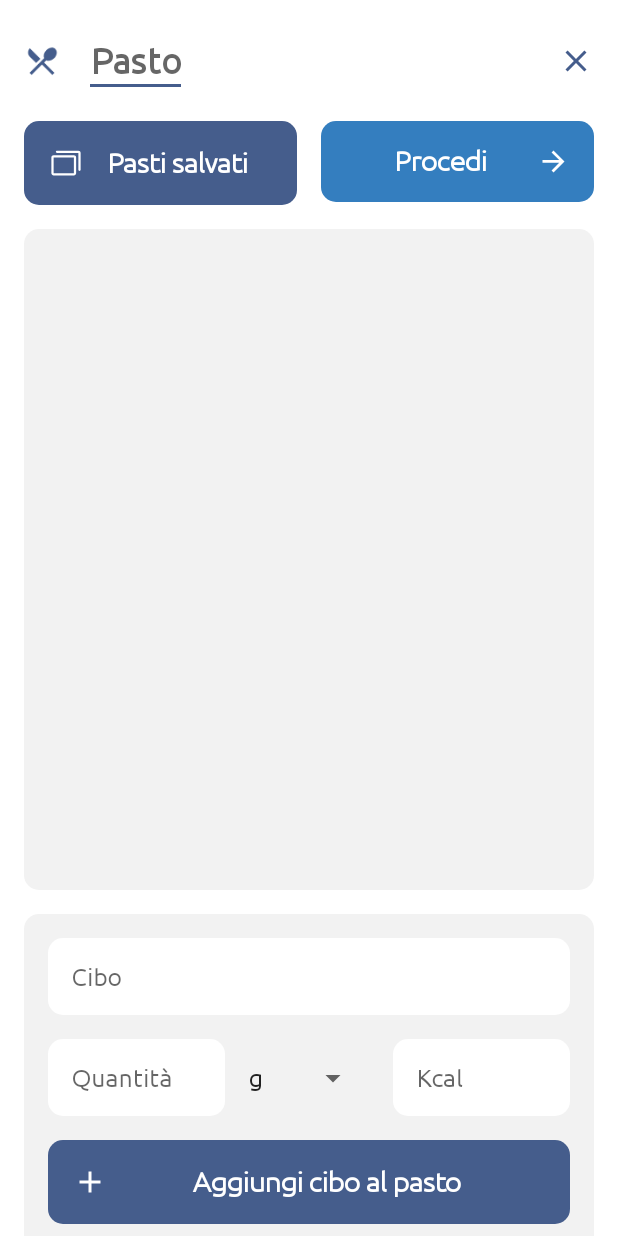
After one commit to davide-mod/HealthyPlus, an Android app: the fragment AddMealFragment shown on its own in the app's theme, on a phone screen of 412 x 824 dp. The commit adds this screen. Run offline under Robolectric (Android 15) with nearby library versions, the phone set to English and light mode, and no system bars.

Commit message:
Fixed many bugs and started AddMealFragment.kt

```diff
--- /dev/null
+++ b/app/src/main/java/com/modolo/healthyplus/mealplanner/AddMealFragment.kt
@@ -0,0 +1,62 @@
+package com.modolo.healthyplus.mealplanner
+
+import android.os.Bundle
+import android.view.LayoutInflater
+import android.view.View
+import android.view.ViewGroup
+import android.widget.EditText
+import android.widget.ImageView
+import android.widget.Spinner
+import android.widget.TextView
+import androidx.constraintlayout.widget.ConstraintLayout
+import androidx.fragment.app.Fragment
+import androidx.navigation.fragment.findNavController
+import androidx.recyclerview.widget.RecyclerView
+import com.google.android.material.textfield.TextInputEditText
+import com.modolo.healthyplus.MainActivity
+import com.modolo.healthyplus.R
+import com.modolo.healthyplus.mealplanner.food.Food
+import com.modolo.healthyplus.mealplanner.food.FoodAdapter
+
+class AddMealFragment: Fragment(), FoodAdapter.FoodListener {
+    override fun onCreateView(inflater: LayoutInflater, container: ViewGroup?,
+                              savedInstanceState: Bundle?): View {
+        val view = inflater.inflate(R.layout.mealplanner_frag_add, container, false)
+
+        val foodList = ArrayList<Food>()
+        val name = view.findViewById<EditText>(R.id.title)
+        val close = view.findViewById<ImageView>(R.id.close)
+        val savedMeals = view.findViewById<TextView>(R.id.btnSavedMeals)
+        val proceed = view.findViewById<TextView>(R.id.btnProceed)
+        val foodRecycler = view.findViewById<RecyclerView>(R.id.foodRecycler)
+        val inputFields = view.findViewById<ConstraintLayout>(R.id.inputLayout)
+        val foodName = inputFields.findViewById<TextInputEditText>(R.id.foodNameText)
+        val foodQuantity = inputFields.findViewById<TextInputEditText>(R.id.quantityText)
+        val udmSpinner = inputFields.findViewById<Spinner>(R.id.spinnerUdm)
+        val foodKcal = inputFields.findViewById<TextInputEditText>(R.id.kcalText)
+        val addFood = inputFields.findViewById<TextView>(R.id.addBtn)
+
+        addFood.setOnClickListener {
+            if(foodName.text.toString() != "") {
+                val nameTmp = foodName.text.toString()
+                val quantityTmp =
+                    if (foodQuantity.text.toString() != "") foodQuantity.text.toString()
+                        .toFloat() else 0.0F
+                val udmTmp = udmSpinner.selectedItem.toString()
+                val kcalTmp =
+                    if (foodKcal.text.toString() != "") foodKcal.text.toString().toFloat() else 0.0F
+                foodList.add(Food(nameTmp, quantityTmp, udmTmp, kcalTmp))
+            }
+        }
+
+        close.setOnClickListener {
+            findNavController().navigateUp()
+        }
+        return view
+    }
+
+
+    override fun onFoodListener(food: Food, position: Int, longpress: Boolean) {
+        TODO("Not yet implemented")
+    }
+}
--- a/app/src/main/java/com/modolo/healthyplus/mealplanner/EditMealFragment.kt
+++ b/app/src/main/java/com/modolo/healthyplus/mealplanner/EditMealFragment.kt
@@ -21,18 +21,20 @@ import com.modolo.healthyplus.signup.SignupFragment
 import java.time.LocalDate
 import java.time.LocalDateTime
 
-class EditMealFragment(private val meal: Meal?) : Fragment(), FoodAdapter.FoodListener {
+class EditMealFragment() : Fragment(), FoodAdapter.FoodListener {
 
-    constructor() : this(null)
-
+    lateinit var meal: Meal
     private var foodListTmp = ArrayList<Food>()
     lateinit var foodName: TextInputEditText
     lateinit var foodQuantity: TextInputEditText
     lateinit var udmSpinner: Spinner
     lateinit var foodRecycler: RecyclerView
     lateinit var foodKcal: TextInputEditText
-    override fun onCreateView(inflater: LayoutInflater, container: ViewGroup?,
-                              savedInstanceState: Bundle?): View {
+
+    override fun onCreateView(
+        inflater: LayoutInflater, container: ViewGroup?,
+        savedInstanceState: Bundle?
+    ): View {
         val view = inflater.inflate(R.layout.mealplanner_frag_edit, container, false)
         val name = view.findViewById<EditText>(R.id.title)
         val close = view.findViewById<ImageView>(R.id.close)
@@ -45,17 +47,17 @@ class EditMealFragment(private val meal: Meal?) : Fragment(), FoodAdapter.FoodLi
         udmSpinner = inputFields.findViewById(R.id.spinnerUdm)
         foodKcal = inputFields.findViewById(R.id.kcalText)
         val addFood = inputFields.findViewById<TextView>(R.id.addBtn)
-        if (meal != null) {
-            name.setText(meal.name)
-            foodListTmp = meal.foodList
-        }
+        foodListTmp = meal.foodList
         foodRecycler.adapter = FoodAdapter(foodListTmp, this, requireContext())
         addFood.setOnClickListener {
             if (foodName.text.toString() != "") {
                 val nameTmp = foodName.text.toString()
-                val quantityTmp = if (foodQuantity.text.toString() != "") foodQuantity.text.toString().toFloat() else 0.0F
+                val quantityTmp =
+                    if (foodQuantity.text.toString() != "") foodQuantity.text.toString()
+                        .toFloat() else 0.0F
                 val udmTmp = udmSpinner.selectedItem.toString()
-                val kcalTmp = if (foodKcal.text.toString() != "") foodKcal.text.toString().toFloat() else 0.0F
+                val kcalTmp =
+                    if (foodKcal.text.toString() != "") foodKcal.text.toString().toFloat() else 0.0F
                 foodListTmp.add(Food(nameTmp, quantityTmp, udmTmp, kcalTmp))
                 foodRecycler.adapter = FoodAdapter(foodListTmp, this, requireContext())
 
@@ -79,6 +81,21 @@ class EditMealFragment(private val meal: Meal?) : Fragment(), FoodAdapter.FoodLi
         return view
     }
 
+    override fun onCreate(savedInstanceState: Bundle?) {
+        super.onCreate(savedInstanceState)
+        arguments?.let {
+            val mealTmp = it.getSerializable("meal") as Meal
+            meal = Meal(
+                mealTmp.name,
+                mealTmp.foodList,
+                mealTmp.date,
+                mealTmp.ispreset,
+                mealTmp.isdone,
+                mealTmp.id
+            )
+        }
+    }
+
     override fun onFoodListener(food: Food, position: Int, longpress: Boolean) {
         foodName.setText(food.name)
         foodQuantity.setText(food.quantity.toString())
--- a/app/src/main/java/com/modolo/healthyplus/mealplanner/Meal.kt
+++ b/app/src/main/java/com/modolo/healthyplus/mealplanner/Meal.kt
@@ -3,6 +3,6 @@ package com.modolo.healthyplus.mealplanner
 import com.modolo.healthyplus.mealplanner.food.Food
 import java.time.LocalDateTime
 import kotlin.collections.ArrayList
+import java.io.Serializable
 
-data class Meal(var name: String, var foodList: ArrayList<Food>, var date: LocalDateTime, var ispreset: Boolean, var isdone: Boolean, var id: Int) {
-}
+data class Meal(var name: String, var foodList: ArrayList<Food>, var date: LocalDateTime, var ispreset: Boolean, var isdone: Boolean, var id: Int): Serializable
--- a/app/src/main/java/com/modolo/healthyplus/mealplanner/MealplannerFragment.kt
+++ b/app/src/main/java/com/modolo/healthyplus/mealplanner/MealplannerFragment.kt
@@ -38,15 +38,15 @@ class MealplannerFragment : Fragment(), MealAdapter.MealListener, MealAdapterHis
         incomingView = view.findViewById(R.id.incomingMeals)
         historyView = view.findViewById(R.id.historyMeals)
 
-        val dummyMeals = randomMeals(10)
 
-        for (meal in dummyMeals) {
+        for (meal in randomMeals(10)) {
             when {
                 meal.ispreset -> presets.add(meal)
                 !meal.isdone -> incoming.add(meal)
                 else -> history.add(meal)
             }
         }
+
         presetsView.adapter = MealAdapter(presets, this, requireContext())
         incomingView.adapter = MealAdapter(incoming, this, requireContext())
         historyView.adapter = MealAdapterHistory(history, this, requireContext())
@@ -75,8 +75,11 @@ class MealplannerFragment : Fragment(), MealAdapter.MealListener, MealAdapterHis
     }
 
     override fun onMealListener(meal: Meal, position: Int, editMeal: Boolean, done: Boolean) {
-        if(editMeal)
-            findNavController().navigate(R.id.editMealFragment)
+        if(editMeal) {
+            val bundle = Bundle()
+            bundle.putSerializable("meal", meal)
+            findNavController().navigate(R.id.editMealFragment, bundle)
+        }
         else if(done){
             incoming.remove(meal)
             meal.isdone = true
--- a/app/src/main/java/com/modolo/healthyplus/mealplanner/food/Food.kt
+++ b/app/src/main/java/com/modolo/healthyplus/mealplanner/food/Food.kt
@@ -1,4 +1,3 @@
 package com.modolo.healthyplus.mealplanner.food
-
-data class Food(var name: String, var quantity: Float, var udm: String, var kcal: Float) {
-}
+import java.io.Serializable
+data class Food(var name: String, var quantity: Float, var udm: String, var kcal: Float): Serializable
--- /dev/null
+++ b/app/src/main/res/drawable/meal_fit_arrow.xml
@@ -0,0 +1,9 @@
+<vector xmlns:android="http://schemas.android.com/apk/res/android"
+    android:width="22dp"
+    android:height="22dp"
+    android:viewportWidth="22"
+    android:viewportHeight="22">
+  <path
+      android:pathData="M3.6667,11.9166L14.8225,11.9166L9.6984,17.0408L11,18.3333L18.3334,11L11,3.6667L9.7075,4.9591L14.8225,10.0833L3.6667,10.0833V11.9166Z"
+      android:fillColor="#ffffff"/>
+</vector>
--- /dev/null
+++ b/app/src/main/res/drawable/meal_fit_cards.xml
@@ -0,0 +1,9 @@
+<vector xmlns:android="http://schemas.android.com/apk/res/android"
+    android:width="24dp"
+    android:height="24dp"
+    android:viewportWidth="24"
+    android:viewportHeight="24">
+  <path
+      android:pathData="M17.2507,6.75H3.7507C3.353,6.7505 2.9718,6.9086 2.6906,7.1898C2.4094,7.471 2.2512,7.8523 2.2507,8.25V18.75C2.2512,19.1477 2.4094,19.529 2.6906,19.8102C2.9718,20.0914 3.353,20.2496 3.7507,20.25H17.2507C17.6484,20.2496 18.0297,20.0914 18.3109,19.8102C18.5921,19.529 18.7503,19.1477 18.7507,18.75V8.25C18.7503,7.8523 18.5921,7.471 18.3109,7.1898C18.0297,6.9086 17.6484,6.7505 17.2507,6.75ZM17.2507,18.75H3.7507V8.25H17.2507L17.2517,18.75H17.2507ZM21.7507,5.25V16.5C21.7507,16.6989 21.6717,16.8897 21.5311,17.0303C21.3904,17.171 21.1996,17.25 21.0007,17.25C20.8018,17.25 20.6111,17.171 20.4704,17.0303C20.3298,16.8897 20.2507,16.6989 20.2507,16.5V5.25H6.0007C5.8018,5.25 5.6111,5.171 5.4704,5.0303C5.3298,4.8897 5.2507,4.6989 5.2507,4.5C5.2507,4.3011 5.3298,4.1103 5.4704,3.9697C5.6111,3.829 5.8018,3.75 6.0007,3.75H20.2507C20.6484,3.7504 21.0297,3.9086 21.3109,4.1898C21.5921,4.471 21.7503,4.8523 21.7507,5.25Z"
+      android:fillColor="#ffffff"/>
+</vector>
--- /dev/null
+++ b/app/src/main/res/layout/mealplanner_frag_add.xml
@@ -0,0 +1,211 @@
+<?xml version="1.0" encoding="utf-8"?>
+<androidx.constraintlayout.widget.ConstraintLayout xmlns:android="http://schemas.android.com/apk/res/android"
+    xmlns:app="http://schemas.android.com/apk/res-auto"
+    android:layout_width="match_parent"
+    android:layout_height="match_parent">
+
+    <ImageView
+        android:id="@+id/icon"
+        android:layout_width="@dimen/iconNearTitle"
+        android:layout_height="@dimen/iconNearTitle"
+        android:layout_margin="@dimen/marginStandard"
+        android:src="@drawable/mealplanner_icon"
+        app:layout_constraintBottom_toBottomOf="@id/title"
+        app:layout_constraintStart_toStartOf="parent"
+        app:layout_constraintTop_toTopOf="@id/title"
+        app:tint="@color/main_mealplanner" />
+
+    <EditText
+        android:id="@+id/title"
+        style="@style/titleText"
+        android:layout_width="wrap_content"
+        android:layout_height="wrap_content"
+        android:textColor="@color/main_mealplanner"
+        android:layout_margin="@dimen/marginStandard"
+        android:hint="Pasto"
+        android:inputType="text"
+        app:layout_constraintStart_toEndOf="@id/icon"
+        app:layout_constraintTop_toTopOf="parent" />
+    <ImageView
+        android:id="@+id/close"
+        android:layout_width="@dimen/iconNearTitle"
+        android:layout_height="@dimen/iconNearTitle"
+        android:layout_margin="@dimen/marginStandard"
+        android:src="@drawable/meal_fit_close"
+        app:layout_constraintBottom_toBottomOf="@id/title"
+        app:layout_constraintEnd_toEndOf="parent"
+        app:layout_constraintTop_toTopOf="@id/title"
+        app:tint="@color/main_mealplanner" />
+
+    <TextView
+        android:id="@+id/btnSavedMeals"
+        style="@style/buttonTextFinish"
+        android:layout_width="0dp"
+        android:layout_height="wrap_content"
+        android:layout_margin="@dimen/marginStandard"
+        android:background="@drawable/background"
+        android:backgroundTint="@color/main_mealplanner"
+        android:gravity="center"
+        android:padding="@dimen/marginStandard"
+        android:text="@string/meal_planner_saved_meals"
+        app:drawableStartCompat="@drawable/meal_fit_cards"
+        app:layout_constraintEnd_toStartOf="@id/btnProceed"
+        app:layout_constraintStart_toStartOf="parent"
+        app:layout_constraintTop_toBottomOf="@id/title" />
+
+    <TextView
+        android:id="@+id/btnProceed"
+        style="@style/buttonTextFinish"
+        android:layout_width="0dp"
+        android:layout_height="wrap_content"
+        android:layout_marginTop="@dimen/marginStandard"
+        android:layout_marginEnd="@dimen/marginStandard"
+        android:layout_marginBottom="@dimen/marginStandard"
+        android:background="@drawable/background"
+        android:backgroundTint="@color/main"
+        android:gravity="center"
+        android:padding="@dimen/marginStandard"
+        android:text="@string/fitness_meal_procede"
+        app:drawableEndCompat="@drawable/meal_fit_arrow"
+        app:layout_constraintEnd_toEndOf="parent"
+        app:layout_constraintStart_toEndOf="@id/btnSavedMeals"
+        app:layout_constraintTop_toBottomOf="@id/title" />
+
+    <androidx.recyclerview.widget.RecyclerView
+        android:id="@+id/foodRecycler"
+        android:layout_width="match_parent"
+        android:layout_height="0dp"
+        android:layout_margin="@dimen/marginStandard"
+        android:background="@drawable/background"
+        android:backgroundTint="@color/bg_grey"
+        android:orientation="vertical"
+        app:layoutManager="androidx.recyclerview.widget.LinearLayoutManager"
+        app:layout_constraintBottom_toTopOf="@id/inputLayout"
+        app:layout_constraintEnd_toEndOf="parent"
+        app:layout_constraintStart_toStartOf="parent"
+        app:layout_constraintTop_toBottomOf="@id/btnSavedMeals" />
+
+    <androidx.constraintlayout.widget.ConstraintLayout
+        android:id="@+id/inputLayout"
+        android:layout_width="match_parent"
+        android:layout_height="wrap_content"
+        android:layout_marginStart="@dimen/marginStandard"
+        android:layout_marginEnd="@dimen/marginStandard"
+        android:background="@drawable/btn_top"
+        android:backgroundTint="@color/bg_grey"
+        app:layout_constraintBottom_toBottomOf="parent"
+        app:layout_constraintEnd_toEndOf="parent"
+        app:layout_constraintStart_toStartOf="parent">
+
+        <com.google.android.material.textfield.TextInputLayout
+            android:id="@+id/foodNameBox"
+            android:layout_width="match_parent"
+            android:layout_height="wrap_content"
+            android:layout_margin="@dimen/marginSmall"
+            app:boxStrokeWidth="0dp"
+            app:layout_constraintBottom_toTopOf="@id/quantityBox"
+            app:layout_constraintEnd_toEndOf="parent"
+            app:layout_constraintStart_toStartOf="parent"
+            app:layout_constraintTop_toTopOf="parent">
+
+            <com.google.android.material.textfield.TextInputEditText
+                android:id="@+id/foodNameText"
+                style="@style/label"
+                android:layout_width="match_parent"
+                android:layout_height="wrap_content"
+                android:layout_marginStart="@dimen/marginSmall"
+                android:layout_marginTop="@dimen/marginSmall"
+                android:layout_marginEnd="@dimen/marginSmall"
+                android:background="@drawable/background"
+                android:backgroundTint="@color/white"
+                android:gravity="start"
+                android:hint="@string/meal_planner_label_food"
+                android:inputType="text"
+                android:padding="@dimen/marginStandard" />
+        </com.google.android.material.textfield.TextInputLayout>
+
+        <com.google.android.material.textfield.TextInputLayout
+            android:id="@+id/quantityBox"
+            android:layout_width="0dp"
+            android:layout_height="wrap_content"
+            android:layout_marginStart="@dimen/marginSmall"
+            android:layout_marginBottom="@dimen/marginSmall"
+            android:gravity="center"
+            app:boxStrokeWidth="0dp"
+            app:layout_constraintBottom_toTopOf="@id/addBtn"
+            app:layout_constraintEnd_toStartOf="@id/spinnerUdm"
+            app:layout_constraintStart_toStartOf="parent"
+            app:layout_constraintTop_toBottomOf="@id/foodNameBox">
+
+            <com.google.android.material.textfield.TextInputEditText
+                android:id="@+id/quantityText"
+                style="@style/label"
+                android:layout_width="match_parent"
+                android:layout_height="wrap_content"
+                android:layout_margin="@dimen/marginSmall"
+                android:background="@drawable/background"
+                android:backgroundTint="@color/white"
+                android:gravity="start"
+                android:hint="@string/meal_planner_label_quantity"
+                android:inputType="numberDecimal"
+                android:padding="@dimen/marginStandard" />
+        </com.google.android.material.textfield.TextInputLayout>
+
+        <Spinner
+            android:id="@+id/spinnerUdm"
+            android:layout_width="wrap_content"
+            android:layout_height="wrap_content"
+            android:drawSelectorOnTop="true"
+            android:entries="@array/udms_short"
+            app:layout_constraintBottom_toBottomOf="@id/quantityBox"
+            app:layout_constraintEnd_toStartOf="@id/kcalBox"
+            app:layout_constraintStart_toEndOf="@id/quantityBox"
+            app:layout_constraintTop_toTopOf="@id/quantityBox" />
+
+        <com.google.android.material.textfield.TextInputLayout
+            android:id="@+id/kcalBox"
+            android:layout_width="0dp"
+            android:layout_height="wrap_content"
+            android:layout_marginStart="@dimen/marginSmall"
+            android:layout_marginEnd="@dimen/marginSmall"
+            app:boxStrokeWidth="0dp"
+            app:layout_constraintBottom_toTopOf="@id/addBtn"
+            app:layout_constraintEnd_toEndOf="parent"
+            app:layout_constraintStart_toEndOf="@id/spinnerUdm"
+            app:layout_constraintTop_toBottomOf="@id/foodNameBox">
+
+            <com.google.android.material.textfield.TextInputEditText
+                android:id="@+id/kcalText"
+                style="@style/label"
+                android:layout_width="match_parent"
+                android:layout_height="wrap_content"
+                android:layout_margin="@dimen/marginSmall"
+                android:background="@drawable/background"
+                android:backgroundTint="@color/white"
+                android:gravity="start"
+                android:hint="@string/meal_planner_label_kcal"
+                android:inputType="numberDecimal"
+                android:padding="@dimen/marginStandard" />
+        </com.google.android.material.textfield.TextInputLayout>
+
+        <TextView
+            android:id="@+id/addBtn"
+            style="@style/buttonTextFinish"
+            android:layout_width="0dp"
+            android:layout_height="wrap_content"
+            android:layout_marginTop="@dimen/marginSmall"
+            android:layout_marginBottom="@dimen/marginSmall"
+            android:layout_marginStart="@dimen/marginStandard"
+            android:layout_marginEnd="@dimen/marginStandard"
+            android:background="@drawable/background"
+            android:backgroundTint="@color/main_mealplanner"
+            android:padding="@dimen/marginStandard"
+            android:text="@string/meal_planner_btn_addtotoal"
+            app:drawableStartCompat="@drawable/icon_add"
+            app:layout_constraintBottom_toBottomOf="parent"
+            app:layout_constraintEnd_toEndOf="parent"
+            app:layout_constraintStart_toStartOf="parent" />
+
+    </androidx.constraintlayout.widget.ConstraintLayout>
+
+</androidx.constraintlayout.widget.ConstraintLayout>
--- a/app/src/main/res/navigation/nav_graph.xml
+++ b/app/src/main/res/navigation/nav_graph.xml
@@ -39,5 +39,9 @@
         android:id="@+id/editMealFragment"
         tools:layout="@layout/mealplanner_frag_edit"
         android:name="com.modolo.healthyplus.mealplanner.EditMealFragment"
-        android:label="EditMealFragment" />
+        android:label="EditMealFragment" >
+        <argument
+            android:name="meal"
+            app:argType="com.modolo.healthyplus.mealplanner.Meal"/>
+    </fragment>
 </navigation>
```
Also changed, not shown: 381 other files.
